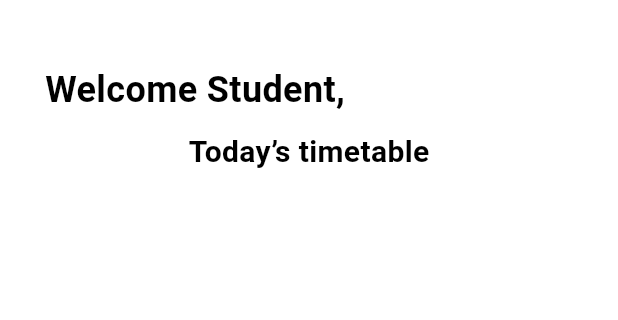
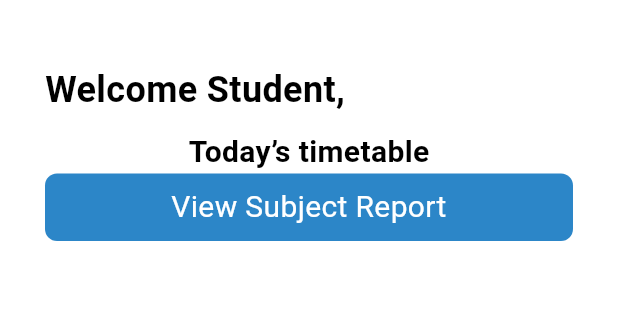
Before and after one commit to dhrisyapn/attendix, a Flutter app: the StudentHomePage screen opened directly, on a phone screen of 412 x 824 dp, the part 65-385 px from its top. Run offline on Flutter 3.47's test engine with Material 3 defaults, Android fonts, the phone set to English and light mode, and no system bars; our stand-ins replace cloud_firestore, firebase_auth, firebase_core; accounts and stored records are empty; Roboto replaces fonts that are missing (Poppins).

Commit message:
student attendance status added

```diff
--- a/lib/studenthome.dart
+++ b/lib/studenthome.dart
@@ -1,3 +1,4 @@
+import 'package:attendix/subjectreport.dart';
 import 'package:cloud_firestore/cloud_firestore.dart';
 import 'package:firebase_auth/firebase_auth.dart';
 import 'package:flutter/foundation.dart';
@@ -13,7 +14,25 @@ class StudentHomePage extends StatefulWidget {
 }
 
 class _StudentHomePageState extends State<StudentHomePage> {
-  Widget timetable(String subject, String start, String end) {
+  Future<Widget> timetable(
+      String subject, String start, String end, String docid) async {
+    String todayDate = DateFormat('dd-MM-yyyy').format(DateTime.now());
+
+    // Access Firestore, navigate to the specific document
+    DocumentSnapshot documentSnapshot = await FirebaseFirestore.instance
+        .collection('userdata')
+        .doc(email) // Use the user's email to identify the document
+        .collection('attendance')
+        .doc(todayDate)
+        .collection('subjects')
+        .doc(subject)
+        .get();
+
+    // Check if the document exists and has the 'ispresent' field
+    String isPresent = 'no';
+    if (documentSnapshot.exists) {
+      isPresent = documentSnapshot.get('ispresent').toString();
+    }
     return Padding(
       padding: const EdgeInsets.only(left: 30, right: 30),
       child: Padding(
@@ -59,7 +78,12 @@ class _StudentHomePageState extends State<StudentHomePage> {
                       width: MediaQuery.of(context).size.width * 0.2,
                     ),
                     Text(
-                      'Present',
+                      documentSnapshot.exists
+                          ? documentSnapshot.get('ispresent').toString() ==
+                                  'true'
+                              ? 'present'
+                              : 'absent'
+                          : "....",
                       textAlign: TextAlign.center,
                       style: TextStyle(
                         color: Color(0xFF1C591B),
@@ -143,26 +167,77 @@ class _StudentHomePageState extends State<StudentHomePage> {
                 return Center(child: Text(snapshot.error.toString()));
               } else if (snapshot.hasData) {
                 // Create a list of timetable widgets from the snapshot documents
-                List<Widget> timetableWidgets = snapshot.data!.docs.map((doc) {
+                List<Future<Widget>> timetableWidgets =
+                    snapshot.data!.docs.map((doc) {
                   return timetable(
-                    doc['subject'],
-                    DateFormat('HH:mm').format(doc['start']
-                        .toDate()), // Assuming 'start' is a Timestamp
-                    DateFormat('HH:mm').format(
-                        doc['end'].toDate()), // Assuming 'end' is a Timestamp
-                  );
+                      doc['subject'],
+                      DateFormat('HH:mm').format(doc['start']
+                          .toDate()), // Assuming 'start' is a Timestamp
+                      DateFormat('HH:mm').format(
+                        doc['end'].toDate(),
+                      ),
+                      doc.id);
                 }).toList();
 
                 // Display the timetable widgets inside a Column
                 return SingleChildScrollView(
-                  child: Column(
-                    children: timetableWidgets,
-                  ),
-                );
+                    child: FutureBuilder<List<Widget>>(
+                  future: Future.wait(
+                      timetableWidgets), // Wait for all futures in the list to complete
+                  builder: (context, snapshot) {
+                    if (snapshot.connectionState == ConnectionState.waiting) {
+                      return CircularProgressIndicator(); // Show loading indicator while waiting
+                    } else if (snapshot.hasError) {
+                      return Text(
+                          'Error: ${snapshot.error}'); // Show error if any
+                    } else {
+                      // Once futures are resolved, return a widget that uses the list of Widgets
+                      return Column(
+                        children:
+                            snapshot.data!, // Use the resolved list of Widgets
+                      );
+                    }
+                  },
+                ));
               } else {
                 return Center(child: Text('No data available'));
               }
             },
+          ),
+          Padding(
+            padding: const EdgeInsets.only(left: 30, right: 30),
+            child: GestureDetector(
+              onTap: () {
+                Navigator.push(
+                  context,
+                  MaterialPageRoute(
+                    builder: (context) => subjectReportPage(),
+                  ),
+                );
+              },
+              child: Container(
+                width: double.infinity,
+                height: 45,
+                decoration: ShapeDecoration(
+                  color: Color(0xFF2C86C8),
+                  shape: RoundedRectangleBorder(
+                    borderRadius: BorderRadius.circular(8),
+                  ),
+                ),
+                child: Center(
+                  child: Text(
+                    'View Subject Report',
+                    textAlign: TextAlign.center,
+                    style: TextStyle(
+                      color: Colors.white,
+                      fontSize: 20,
+                      fontFamily: 'Poppins',
+                      fontWeight: FontWeight.w400,
+                    ),
+                  ),
+                ),
+              ),
+            ),
           ),
         ],
       ),
```
Also changed, not shown: lib/subjectreport.dart (+58 -8 lines).
